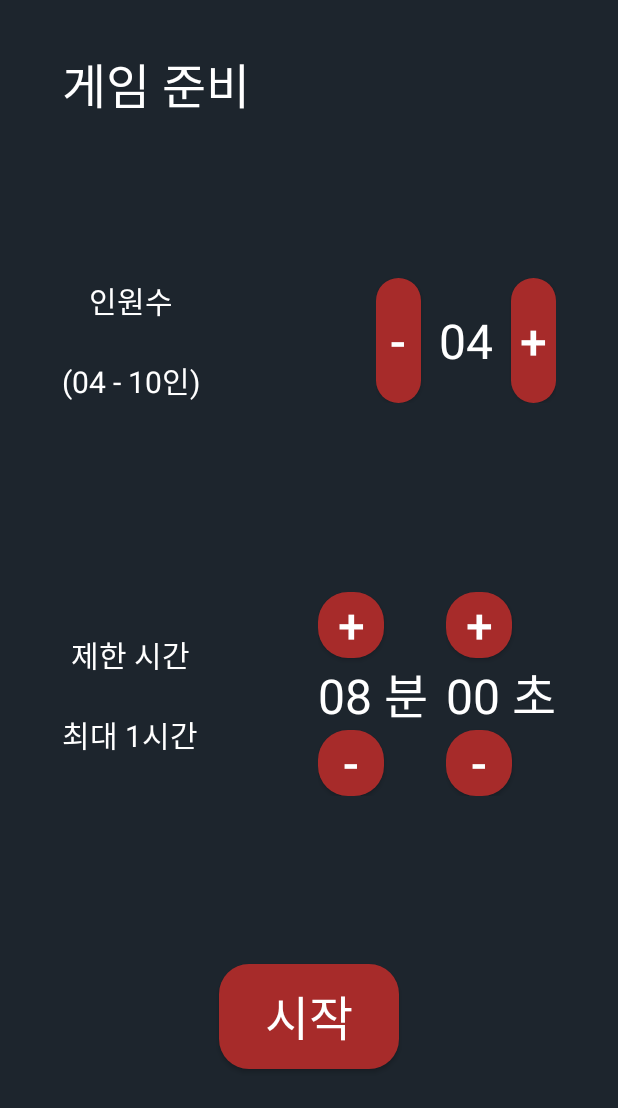
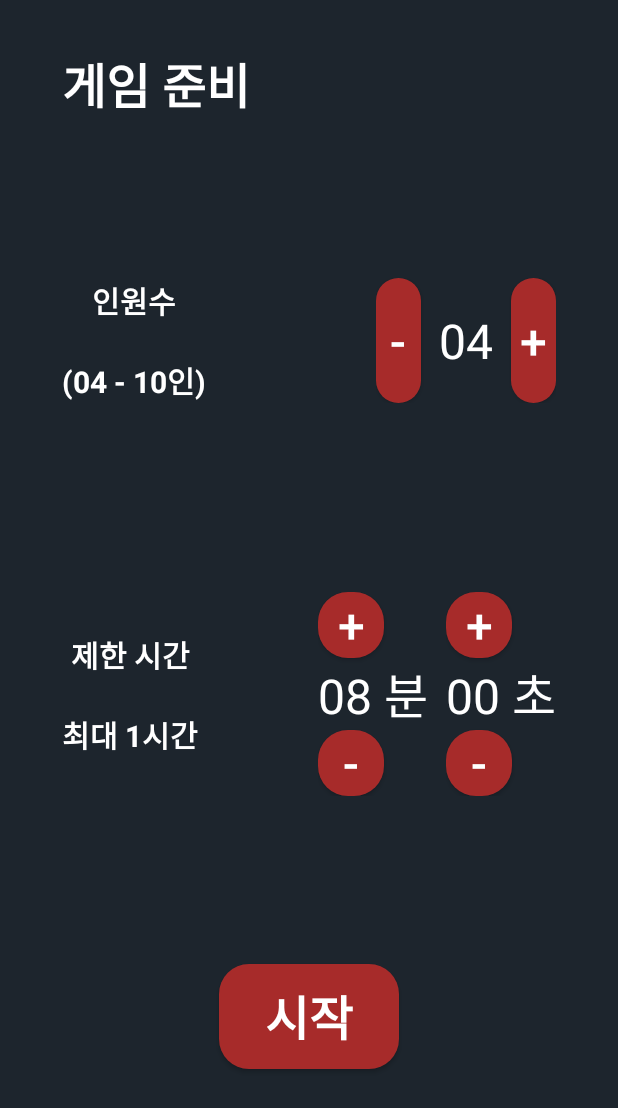
Before and after one commit to LDongGyu/spy-fall, an Android app: the GameSettingActivity screen opened directly, with no data from a screen before it, on a phone screen of 412 x 824 dp. Shown: the top 1108 px of the screen. Run offline under Robolectric (Android 15) with nearby library versions, the phone set to English and light mode, and no system bars.

Commit message:
style: 글자 bold 추가

```diff
--- a/app/src/main/res/layout/activity_character_select.xml
+++ b/app/src/main/res/layout/activity_character_select.xml
@@ -29,6 +29,7 @@
         android:text="캐릭터 선택"
         android:textSize="32dp"
         android:textColor="@color/white"
+        android:textStyle="bold"
         android:layout_marginTop="32dp"
         app:layout_constraintStart_toStartOf="@id/leftGuide"
         app:layout_constraintTop_toTopOf="parent"/>
@@ -106,6 +107,7 @@
         android:text="다음"
         android:textSize="32dp"
         android:textColor="@color/white"
+        android:textStyle="bold"
         android:background="@drawable/red_btn"
         app:layout_constraintStart_toStartOf="parent"
         app:layout_constraintEnd_toEndOf="parent"
--- a/app/src/main/res/layout/activity_game_setting.xml
+++ b/app/src/main/res/layout/activity_game_setting.xml
@@ -29,6 +29,7 @@
         android:text="게임 준비"
         android:textSize="32dp"
         android:textColor="@color/white"
+        android:textStyle="bold"
         android:layout_marginTop="32dp"
         app:layout_constraintStart_toStartOf="@id/leftGuide"
         app:layout_constraintTop_toTopOf="parent"/>
@@ -52,6 +53,7 @@
             android:text="인원수\n\n(04 - 10인)"
             android:textColor="@color/white"
             android:textSize="20dp"
+            android:textStyle="bold"
             app:layout_constraintStart_toStartOf="parent"
             app:layout_constraintTop_toTopOf="parent" />
 
@@ -109,6 +111,7 @@
             android:text="제한 시간\n\n최대 1시간"
             android:textColor="@color/white"
             android:textSize="20dp"
+            android:textStyle="bold"
             app:layout_constraintBottom_toBottomOf="parent"
             app:layout_constraintStart_toStartOf="parent"
             app:layout_constraintTop_toTopOf="parent" />
@@ -231,6 +234,7 @@
         android:text="시작"
         android:textSize="32dp"
         android:textColor="@color/white"
+        android:textStyle="bold"
         android:background="@drawable/red_btn"
         app:layout_constraintTop_toBottomOf="@+id/timerLayout"
         app:layout_constraintBottom_toBottomOf="parent"
--- a/app/src/main/res/layout/activity_game_timer.xml
+++ b/app/src/main/res/layout/activity_game_timer.xml
@@ -39,6 +39,7 @@
         android:text="결과 보기"
         android:textSize="32dp"
         android:textColor="@color/white"
+        android:textStyle="bold"
         android:background="@drawable/red_btn"
         app:layout_constraintVertical_bias="0.7"
         app:layout_constraintStart_toStartOf="parent"
--- a/app/src/main/res/layout/activity_guide.xml
+++ b/app/src/main/res/layout/activity_guide.xml
@@ -51,6 +51,7 @@
         android:text="다음"
         android:textSize="32dp"
         android:textColor="@color/white"
+        android:textStyle="bold"
         android:background="@drawable/red_btn"
         app:layout_constraintStart_toStartOf="parent"
         app:layout_constraintEnd_toEndOf="parent"
--- a/app/src/main/res/layout/activity_main.xml
+++ b/app/src/main/res/layout/activity_main.xml
@@ -37,7 +37,8 @@
             android:layout_height="wrap_content"
             android:text="Spy Fall"
             android:textColor="@color/colorPrimary"
-            android:textSize="20dp"
+            android:textSize="24dp"
+            android:textStyle="bold"
             android:layout_marginLeft="12dp"
             app:layout_constraintHorizontal_bias="0.65"
             app:layout_constraintStart_toEndOf="@id/logo"
```
